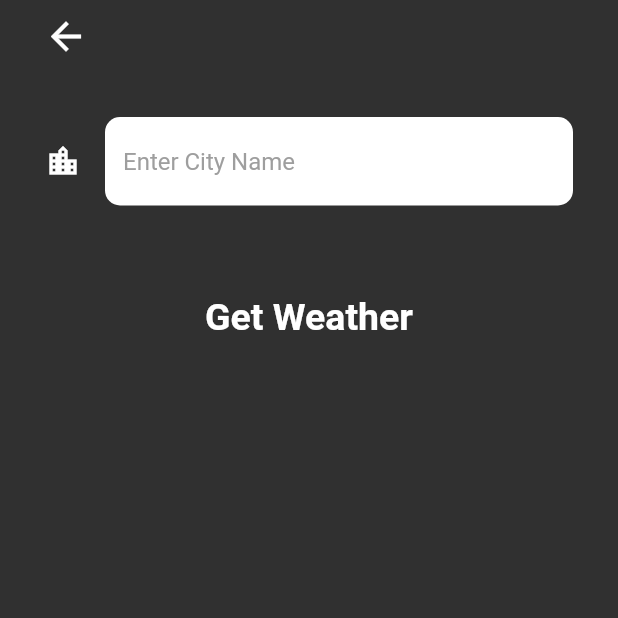
After one commit to tanaybanerjeedeveloper/weather_app, a Flutter app: the LocationSearch screen opened directly, on a phone screen of 412 x 824 dp, the top half of it. The commit adds this screen. Run offline on Flutter 3.47's test engine with Material 2 defaults, Android fonts, the phone set to English and light mode, and no system bars; our stand-ins replace flutter_spinkit, geolocator; network calls fail.

Commit message:
feat: added the feature to get weather of any location

```diff
--- /dev/null
+++ b/lib/screens/location_search.dart
@@ -0,0 +1,66 @@
+import 'package:flutter/material.dart';
+import '../utilities/constants.dart';
+
+class LocationSearch extends StatefulWidget {
+  @override
+  _LocationSearchState createState() => _LocationSearchState();
+}
+
+class _LocationSearchState extends State<LocationSearch> {
+  String cityName;
+  @override
+  Widget build(BuildContext context) {
+    return Scaffold(
+      body: Container(
+        child: SafeArea(
+          child: Column(
+            children: [
+              Align(
+                alignment: Alignment.topLeft,
+                child: FlatButton(
+                    onPressed: () {
+                      Navigator.pop(context);
+                    },
+                    child: Icon(
+                      Icons.arrow_back,
+                      size: 30.0,
+                    )),
+              ),
+              Container(
+                margin: EdgeInsets.all(30.0),
+                child: TextField(
+                  style: TextStyle(color: Colors.black),
+                  decoration: kTextFieldInputDecoration,
+                  onChanged: (value) {
+                    cityName = value;
+                  },
+                ),
+              ),
+              Container(
+                // width: double.infinity,
+                padding:
+                    const EdgeInsets.symmetric(vertical: 10, horizontal: 40),
+                child: FlatButton(
+                  padding: EdgeInsets.symmetric(vertical: 20, horizontal: 20),
+                  onPressed: () {
+                    // print(cityName);
+                    Navigator.pop(context, cityName);
+                  },
+                  // color: Colors.blue[900],
+                  child: Text(
+                    'Get Weather',
+                    style: TextStyle(
+                      color: Colors.white,
+                      fontSize: 25,
+                      fontWeight: FontWeight.bold,
+                    ),
+                  ),
+                ),
+              )
+            ],
+          ),
+        ),
+      ),
+    );
+  }
+}
```
Also changed, not shown: lib/screens/weather_result_screen.dart (+17 -1 lines), lib/services/weather_service.dart (+7 -0 lines).
